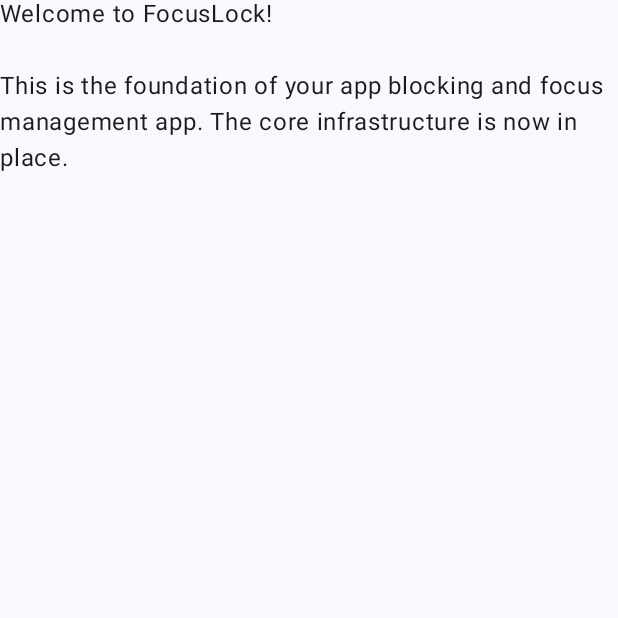
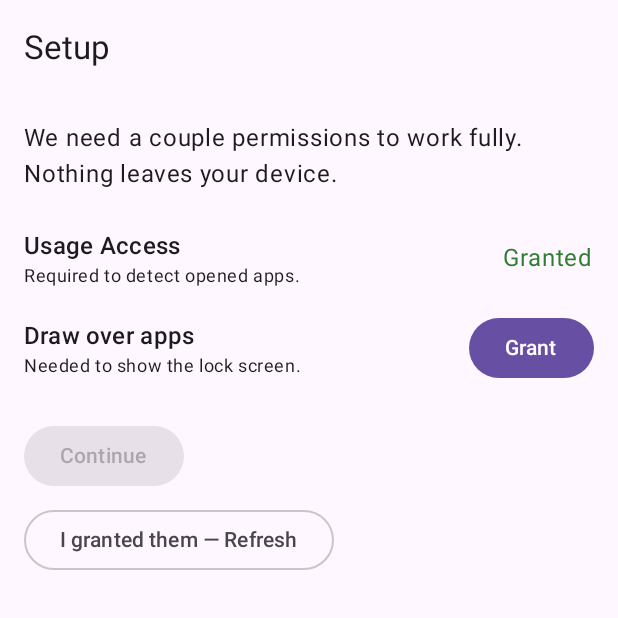
Before and after one commit to DevSecOps-inpt/FocusApp, an Android app built with Jetpack Compose: the screen it shows after launch (MainActivity), on a phone screen of 412 x 824 dp, the top half of it. Run offline under Robolectric (Android 15) with nearby library versions, the phone set to English and light mode, and no system bars; our stand-ins replace Dagger/Hilt's generated code.

Commit message:
improvements v1.5

```diff
--- a/app/src/main/AndroidManifest.xml
+++ b/app/src/main/AndroidManifest.xml
@@ -19,7 +19,7 @@
     <uses-permission android:name="android.permission.QUERY_ALL_PACKAGES" tools:ignore="QueryAllPackagesPermission"/>
 
     <application
-        android:name=".FocusLockApplication"
+        android:name=".FocusApp"
         android:allowBackup="true"
         android:dataExtractionRules="@xml/data_extraction_rules"
         android:fullBackupContent="@xml/backup_rules"
--- /dev/null
+++ b/app/src/main/java/com/devsecopsinpt/focusapp/FocusApp.kt
@@ -0,0 +1,18 @@
+package com.devsecopsinpt.focusapp
+
+import android.app.Application
+import android.content.Context
+import dagger.hilt.android.HiltAndroidApp
+
+@HiltAndroidApp
+class FocusApp : Application() {
+    override fun onCreate() {
+        super.onCreate()
+        FocusAppRef.appContext = applicationContext
+    }
+}
+
+object FocusAppRef {
+    @Volatile
+    var appContext: Context? = null
+}
--- /dev/null
+++ b/app/src/main/java/com/devsecopsinpt/focusapp/PermHelpers.kt
@@ -0,0 +1,27 @@
+package com.devsecopsinpt.focusapp
+
+import android.app.AppOpsManager
+import android.content.Context
+import android.content.Intent
+import android.net.Uri
+import android.os.Process
+import android.provider.Settings
+
+fun Context.hasUsageAccess(): Boolean {
+    val appOps = getSystemService(AppOpsManager::class.java)
+    val mode = appOps.unsafeCheckOpNoThrow("android:get_usage_stats", Process.myUid(), packageName)
+    return mode == AppOpsManager.MODE_ALLOWED
+}
+
+fun Context.canDrawOverlays(): Boolean = Settings.canDrawOverlays(this)
+
+fun Context.openUsageAccessSettings() =
+    startActivity(Intent(Settings.ACTION_USAGE_ACCESS_SETTINGS).addFlags(Intent.FLAG_ACTIVITY_NEW_TASK))
+
+fun Context.openOverlaySettings() =
+    startActivity(
+        Intent(
+            Settings.ACTION_MANAGE_OVERLAY_PERMISSION,
+            Uri.parse("package:$packageName")
+        ).addFlags(Intent.FLAG_ACTIVITY_NEW_TASK)
+    )
--- /dev/null
+++ b/app/src/main/java/com/devsecopsinpt/focusapp/ui/OnboardingScreen.kt
@@ -0,0 +1,63 @@
+package com.devsecopsinpt.focusapp.ui
+
+import androidx.compose.foundation.layout.*
+import androidx.compose.material3.*
+import androidx.compose.runtime.*
+import androidx.compose.ui.Alignment
+import androidx.compose.ui.Modifier
+import androidx.compose.ui.graphics.Color
+import androidx.compose.ui.platform.LocalContext
+import androidx.compose.ui.unit.dp
+import com.devsecopsinpt.focusapp.canDrawOverlays
+import com.devsecopsinpt.focusapp.hasUsageAccess
+import com.devsecopsinpt.focusapp.openOverlaySettings
+import com.devsecopsinpt.focusapp.openUsageAccessSettings
+
+@Composable
+fun OnboardingScreen(onDone: () -> Unit) {
+    val ctx = LocalContext.current
+    var usageOk by remember { mutableStateOf(ctx.hasUsageAccess()) }
+    var overlayOk by remember { mutableStateOf(ctx.canDrawOverlays()) }
+
+    fun refresh() { usageOk = ctx.hasUsageAccess(); overlayOk = ctx.canDrawOverlays() }
+
+    LaunchedEffect(Unit) { refresh() }
+
+    Scaffold(topBar = { TopAppBar({ Text("Setup") }) }) { p ->
+        Column(Modifier.padding(p).padding(16.dp)) {
+            Text("We need a couple permissions to work fully. Nothing leaves your device.")
+            Spacer(Modifier.height(16.dp))
+
+            PermRow("Usage Access", usageOk, "Required to detect opened apps.") {
+                ctx.openUsageAccessSettings()
+            }
+            PermRow("Draw over apps", overlayOk, "Needed to show the lock screen.") {
+                ctx.openOverlaySettings()
+            }
+
+            Spacer(Modifier.height(16.dp))
+            Button(
+                enabled = usageOk && overlayOk,
+                onClick = onDone
+            ) { Text("Continue") }
+
+            Spacer(Modifier.height(8.dp))
+            OutlinedButton(onClick = { refresh() }) { Text("I granted them — Refresh") }
+        }
+    }
+}
+
+@Composable
+private fun PermRow(title: String, granted: Boolean, desc: String, onClick: () -> Unit) {
+    Row(
+        Modifier.fillMaxWidth().padding(vertical = 8.dp),
+        verticalAlignment = Alignment.CenterVertically
+    ) {
+        Column(Modifier.weight(1f)) {
+            Text(title, style = MaterialTheme.typography.titleMedium)
+            Text(desc, style = MaterialTheme.typography.bodySmall)
+        }
+        if (granted) Text("Granted", color = Color(0xFF2E7D32))
+        else Button(onClick = onClick) { Text("Grant") }
+    }
+}
--- a/app/src/main/java/com/example/focuslock/MainActivity.kt
+++ b/app/src/main/java/com/example/focuslock/MainActivity.kt
@@ -3,47 +3,60 @@ package com.devsecopsinpt.focusapp
 import android.os.Bundle
 import androidx.activity.ComponentActivity
 import androidx.activity.compose.setContent
-import androidx.activity.enableEdgeToEdge
-import androidx.compose.foundation.layout.fillMaxSize
-import androidx.compose.material3.MaterialTheme
-import androidx.compose.material3.Surface
-import androidx.compose.material3.Text
+import androidx.compose.material3.*
 import androidx.compose.runtime.Composable
-import androidx.compose.ui.Modifier
-import androidx.compose.ui.tooling.preview.Preview
-import com.example.focuslock.ui.theme.FocusLockTheme
+import androidx.compose.foundation.layout.*
+import androidx.compose.ui.unit.dp
+import androidx.navigation.compose.NavHost
+import androidx.navigation.compose.composable
+import androidx.navigation.compose.rememberNavController
+import com.devsecopsinpt.focusapp.ui.OnboardingScreen
+import com.devsecopsinpt.focusapp.canDrawOverlays
+import com.devsecopsinpt.focusapp.hasUsageAccess
 import dagger.hilt.android.AndroidEntryPoint
 
 @AndroidEntryPoint
 class MainActivity : ComponentActivity() {
     override fun onCreate(savedInstanceState: Bundle?) {
         super.onCreate(savedInstanceState)
-        enableEdgeToEdge()
         setContent {
-            FocusLockTheme {
-                Surface(
-                    modifier = Modifier.fillMaxSize(),
-                    color = MaterialTheme.colorScheme.background
-                ) {
-                    WelcomeScreen()
-                }
+            FocusAppRoot()
+        }
+    }
+}
+
+@Composable
+fun FocusAppRoot() {
+    val start = if (permAllGranted()) "home" else "onboarding"
+    val nav = rememberNavController()
+    MaterialTheme {
+        NavHost(navController = nav, startDestination = start) {
+            composable("onboarding") {
+                OnboardingScreen(onDone = {
+                    nav.navigate("home") { popUpTo(0) }
+                })
+            }
+            composable("home") {
+                HomeScreen()
             }
         }
     }
 }
 
 @Composable
-fun WelcomeScreen() {
-    Text(
-        text = "Welcome to FocusLock!\n\nThis is the foundation of your app blocking and focus management app. The core infrastructure is now in place.",
-        style = MaterialTheme.typography.bodyLarge
-    )
+fun HomeScreen() {
+    Scaffold(topBar = { TopAppBar({ Text("FocusLock") }) }) { p ->
+        Column(Modifier.padding(p).padding(16.dp)) {
+            Text("Welcome. Start wiring features from here.")
+            Spacer(Modifier.height(12.dp))
+            Button(onClick = { /* start quick focus later */ }) { Text("Start Quick Focus") }
+            Spacer(Modifier.height(8.dp))
+            Button(onClick = { /* go to Blocked Apps */ }) { Text("Manage Blocked Apps") }
+        }
+    }
 }
 
-@Preview(showBackground = true)
-@Composable
-fun WelcomeScreenPreview() {
-    FocusLockTheme {
-        WelcomeScreen()
-    }
+private fun permAllGranted(): Boolean {
+    val ctx = FocusAppRef.appContext
+    return ctx?.let { it.hasUsageAccess() && it.canDrawOverlays() } ?: false
 }
--- a/build.gradle.kts
+++ b/build.gradle.kts
@@ -1,6 +1,6 @@
 // Top-level build file where you can add configuration options common to all sub-projects/modules.
 plugins {
-    id("com.android.application") version "8.6.0" apply false
+    id("com.android.application") version "8.12.0" apply false
     id("org.jetbrains.kotlin.android") version "2.0.0" apply false
     id("org.jetbrains.kotlin.plugin.compose") version "2.0.0" apply false
     id("com.google.devtools.ksp") version "2.0.0-1.0.21" apply false
```
Also changed, not shown: gradle/wrapper/gradle-wrapper.properties.
